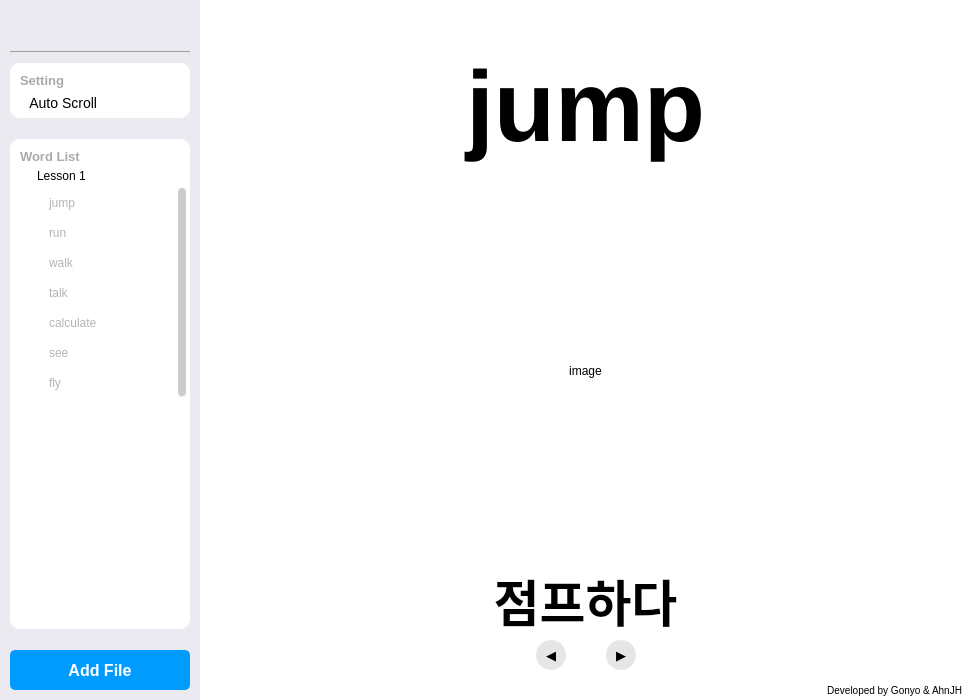
Above: main.ui from gonyo1/VisualVocaApp before the change. Below: the same form after it.
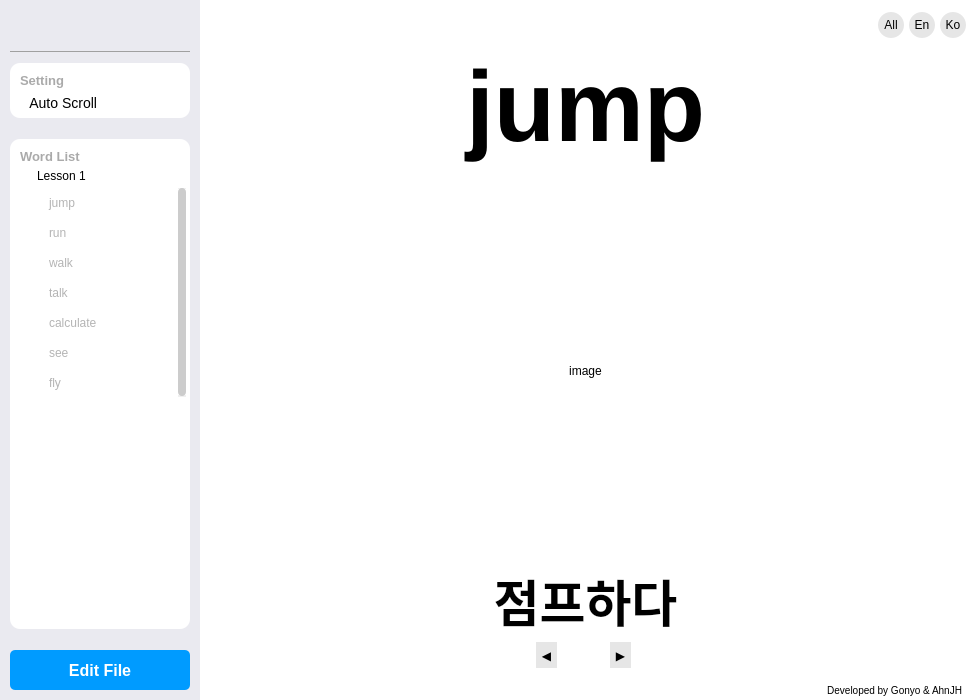
That is the form after the change.

```diff
--- a/main.ui
+++ b/main.ui
@@ -781,7 +781,7 @@
         </size>
        </property>
        <property name="text">
-        <string>Add File</string>
+        <string>Edit File</string>
        </property>
       </widget>
      </item>
@@ -798,17 +798,26 @@
     </property>
     <property name="styleSheet">
      <string notr="true">QWidget {
-background-color: white;
-}
-#back, 
-#forward {
-font: 13px;
 padding: 0px;
 margin: 0px;
+background-color: white;
+}
+#mb_show_top_bar .QPushButton,
+#mb_show_btns_adj .QPushButton {
+font: 12px;
+padding: 0px;
+margin: 0px 5px 0px 0px;
 background-color: rgb(230, 230, 230);
-border-radius: 15px;
+border-radius: 13px;
 text-align: center;
 }
+#mb_show_top_bar .QPushButton:hover,
+#mb_show_btns_adj .QPushButton:hover {
+background-color: rgba(0, 155, 255, 80);
+}
+#mb_show_top_bar .QPushButton:checked {
+background-color: &quot;#4ed164&quot;;
+}
 #mb_show_eng_adj {
 font: 100px;
 font-weight: bold;
@@ -895,12 +904,12 @@
            <property name="minimumSize">
             <size>
              <width>0</width>
-             <height>30</height>
+             <height>26</height>
             </size>
            </property>
            <property name="maximumSize">
             <size>
-             <width>30</width>
+             <width>26</width>
              <height>16777215</height>
             </size>
            </property>
@@ -927,12 +936,12 @@
            <property name="minimumSize">
             <size>
              <width>0</width>
-             <height>30</height>
+             <height>26</height>
             </size>
            </property>
            <property name="maximumSize">
             <size>
-             <width>30</width>
+             <width>26</width>
              <height>16777215</height>
             </size>
            </property>
@@ -1039,17 +1048,119 @@
        <number>0</number>
       </property>
       <item>
-       <spacer name="mb_show_top_bar_spacer">
-        <property name="orientation">
-         <enum>Qt::Horizontal</enum>
+       <widget class="QWidget" name="mb_show_top_bar_btns" native="true">
+        <property name="minimumSize">
+         <size>
+          <width>100</width>
+          <height>0</height>
+         </size>
         </property>
-        <property name="sizeHint" stdset="0">
+        <property name="maximumSize">
          <size>
-          <width>40</width>
-          <height>20</height>
+          <width>16777215</width>
+          <height>16777215</height>
          </size>
         </property>
-       </spacer>
+        <layout class="QHBoxLayout" name="horizontalLayout_4">
+         <property name="spacing">
+          <number>0</number>
+         </property>
+         <property name="leftMargin">
+          <number>0</number>
+         </property>
+         <property name="topMargin">
+          <number>0</number>
+         </property>
+         <property name="rightMargin">
+          <number>0</number>
+         </property>
+         <property name="bottomMargin">
+          <number>0</number>
+         </property>
+         <item>
+          <spacer name="mb_show_top_bar_spacer_2">
+           <property name="orientation">
+            <enum>Qt::Horizontal</enum>
+           </property>
+           <property name="sizeHint" stdset="0">
+            <size>
+             <width>40</width>
+             <height>20</height>
+            </size>
+           </property>
+          </spacer>
+         </item>
+         <item>
+          <widget class="QPushButton" name="mb_show_top_both">
+           <property name="minimumSize">
+            <size>
+             <width>31</width>
+             <height>26</height>
+            </size>
+           </property>
+           <property name="maximumSize">
+            <size>
+             <width>31</width>
+             <height>26</height>
+            </size>
+           </property>
+           <property name="text">
+            <string>All</string>
+           </property>
+           <property name="checkable">
+            <bool>true</bool>
+           </property>
+           <property name="checked">
+            <bool>true</bool>
+           </property>
+          </widget>
+         </item>
+         <item>
+          <widget class="QPushButton" name="mb_show_top_bar_only_eng">
+           <property name="minimumSize">
+            <size>
+             <width>31</width>
+             <height>26</height>
+            </size>
+           </property>
+           <property name="maximumSize">
+            <size>
+             <width>31</width>
+             <height>26</height>
+            </size>
+           </property>
+           <property name="text">
+            <string>En</string>
+           </property>
+           <property name="checkable">
+            <bool>true</bool>
+           </property>
+          </widget>
+         </item>
+         <item>
+          <widget class="QPushButton" name="mb_show_top_bar_only_kor">
+           <property name="minimumSize">
+            <size>
+             <width>31</width>
+             <height>26</height>
+            </size>
+           </property>
+           <property name="maximumSize">
+            <size>
+             <width>31</width>
+             <height>26</height>
+            </size>
+           </property>
+           <property name="text">
+            <string>Ko</string>
+           </property>
+           <property name="checkable">
+            <bool>true</bool>
+           </property>
+          </widget>
+         </item>
+        </layout>
+       </widget>
       </item>
      </layout>
     </widget>
```
